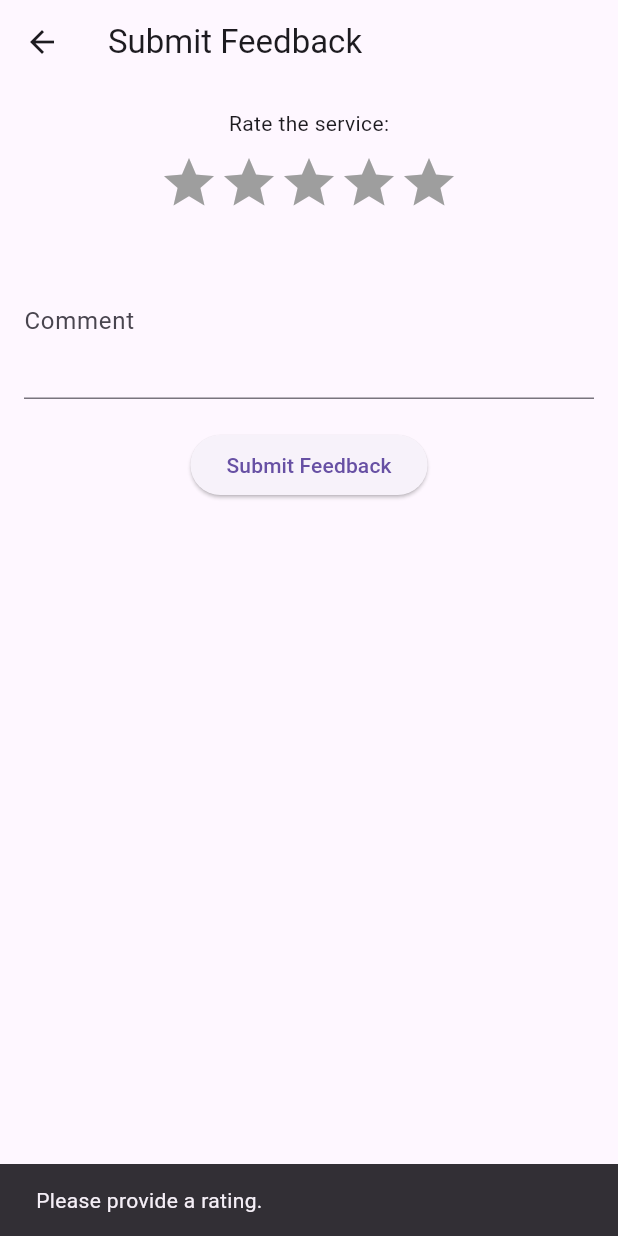
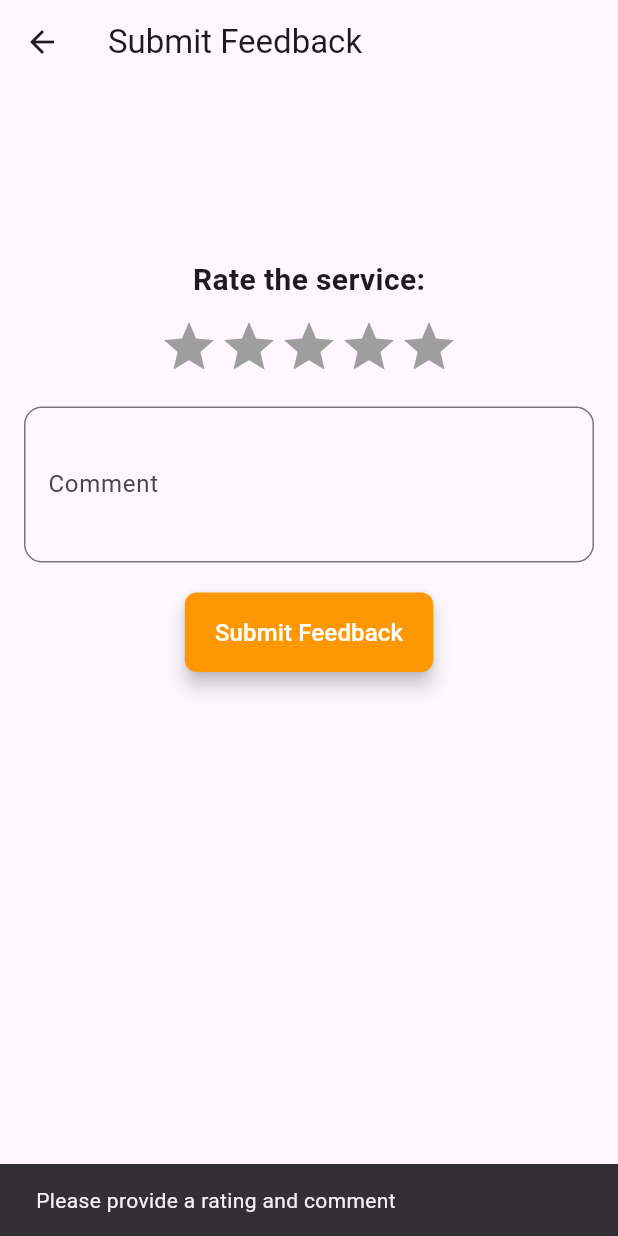
Before and after one commit to TechPyllars2024/AutoCareCarOwners, a Flutter app: the FeedbackFormScreen screen opened directly with empty values, after a tap on "Submit Feedback", on a phone screen of 412 x 824 dp. Run offline on Flutter 3.47's test engine with Material 3 defaults, Android fonts, the phone set to English and light mode, and no system bars; our stand-ins replace carousel_slider, cloud_firestore, curved_navigation_bar, firebase_auth, firebase_core, firebase_storage and 5 more; missing offline and left inert: flutter_pannable_rating_bar; accounts and stored records are empty.

Commit message:
Feature-Service_Management: updated service management to make the feedback and rating work

```diff
--- a/lib/Ratings and Feedback Management/screens/feedback_screen.dart
+++ b/lib/Ratings and Feedback Management/screens/feedback_screen.dart
@@ -22,11 +22,13 @@ class _FeedbackFormScreenState extends State<FeedbackFormScreen> {
   int _rating = 0;
   String _comment = '';
   late final String fullName;
+  bool _isLoading = true; // Loading state
 
   Future<void> _fetchFullName() async {
-    final fetchedFullName = await FeedbackService().fetchFullName(widget.carOwnerId);
+    final fetchedFullName = await _feedbackService.fetchFullName(widget.carOwnerId);
     setState(() {
       fullName = fetchedFullName!;
+      _isLoading = false; // Update loading state
     });
   }
 
@@ -36,9 +38,12 @@ class _FeedbackFormScreenState extends State<FeedbackFormScreen> {
     _fetchFullName();
   }
 
+  void _submitFeedback() async {
+    if (_rating > 0 && _comment.isNotEmpty) {
+      setState(() {
+        _isLoading = true; // Set loading state
+      });
 
-  void _submitFeedback() async {
-    if (_rating > 0) {
       String result = await _feedbackService.submitFeedback(
         feedbackerName: fullName,
         bookingId: widget.bookingId,
@@ -49,18 +54,21 @@ class _FeedbackFormScreenState extends State<FeedbackFormScreen> {
       );
 
       ScaffoldMessenger.of(context).showSnackBar(
-        SnackBar(content: Text(result)), // Show feedback result
+        SnackBar(
+          content: Text(result),
+          duration: const Duration(seconds: 2),
+          backgroundColor: Colors.green,
+        ),
       );
 
       Navigator.pop(context);
     } else {
       ScaffoldMessenger.of(context).showSnackBar(
-        const SnackBar(content: Text('Please provide a rating.')),
+        const SnackBar(content: Text('Please provide a rating and comment')),
       );
     }
   }
 
-  // Method to build the star rating widget
   Widget buildStarRating() {
     return Row(
       mainAxisAlignment: MainAxisAlignment.center,
@@ -73,7 +81,7 @@ class _FeedbackFormScreenState extends State<FeedbackFormScreen> {
           },
           child: Icon(
             Icons.star,
-            color: index < _rating ? Colors.amber : Colors.grey,
+            color: index < _rating ? Colors.orange : Colors.grey,
             size: 40, // Adjust size as needed
           ),
         );
@@ -85,16 +93,30 @@ class _FeedbackFormScreenState extends State<FeedbackFormScreen> {
   Widget build(BuildContext context) {
     return Scaffold(
       appBar: AppBar(title: const Text('Submit Feedback')),
-      body: Padding(
+      body: _isLoading
+          ? const Center(child: CircularProgressIndicator()) // Show loading indicator
+          : SingleChildScrollView(
         padding: const EdgeInsets.all(16.0),
         child: Column(
           children: [
-            const Text('Rate the service:'),
+            const SizedBox(height: 100),
+            const Text('Rate the service:', style: TextStyle(fontSize: 20, fontWeight: FontWeight.bold)),
             const SizedBox(height: 10),
             buildStarRating(), // Include the star rating widget
             const SizedBox(height: 20),
             TextField(
-              decoration: const InputDecoration(labelText: 'Comment'),
+              decoration: InputDecoration(
+                labelText: 'Comment',
+                border: OutlineInputBorder(
+                  borderRadius: BorderRadius.circular(12.0),
+                  borderSide: BorderSide(color: Colors.grey.shade400),
+                ),
+                focusedBorder: OutlineInputBorder(
+                  borderRadius: BorderRadius.circular(12.0),
+                  borderSide: const BorderSide(color: Colors.orange, width: 2),
+                ),
+                hintText: 'Write your feedback here...',
+              ),
               maxLines: 3,
               onChanged: (value) {
                 _comment = value;
@@ -103,7 +125,15 @@ class _FeedbackFormScreenState extends State<FeedbackFormScreen> {
             const SizedBox(height: 20),
             ElevatedButton(
               onPressed: _submitFeedback,
-              child: const Text('Submit Feedback'),
+              style: ElevatedButton.styleFrom(
+                padding: const EdgeInsets.symmetric(vertical: 15.0, horizontal: 20.0),
+                shape: RoundedRectangleBorder(
+                  borderRadius: BorderRadius.circular(8.0),
+                ),
+                backgroundColor: Colors.orange, // Button color
+                elevation: 5, // Add elevation for shadow effect
+              ),
+              child: const Text('Submit Feedback', style: TextStyle(fontSize: 16, color: Colors.white)),
             ),
           ],
         ),
```
